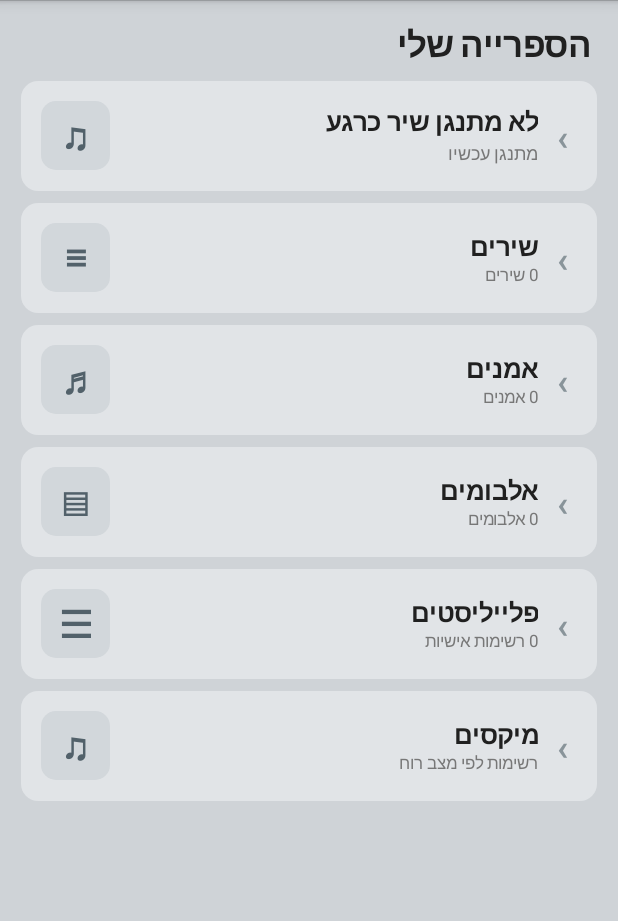
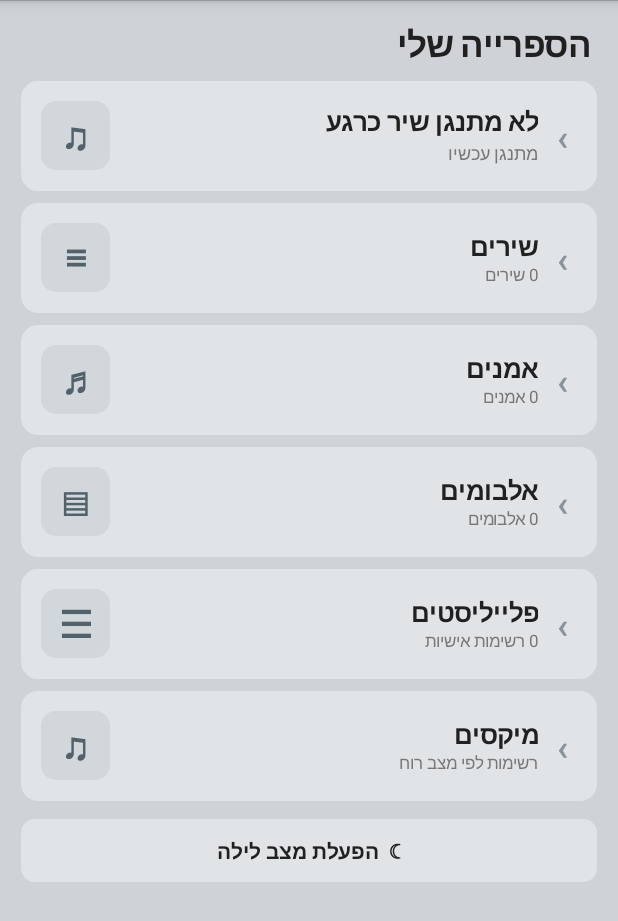
Before and after one commit to yedidyabc1000-stack/app, an Android app: the screen it shows after launch (MainActivity), on a phone screen of 412 x 824 dp. Shown: the top 921 px of the screen. Run offline under Robolectric (Android 15) with nearby library versions, the phone set to English and light mode, and no system bars.

Commit message:
Stabilize track transitions, speed startup and add night mode

```diff
--- a/NaganMusic44/app/build.gradle
+++ b/NaganMusic44/app/build.gradle
@@ -10,8 +10,8 @@ android {
         applicationId 'com.yedidyabc1000.nagan44'
         minSdk 19
         targetSdk 28
-        versionCode 35
-        versionName '2.6.2'
+        versionCode 36
+        versionName '2.6.3'
     }
 
     compileOptions {
--- a/NaganMusic44/app/src/main/java/com/yedidyabc1000/nagan44/MainActivity.java
+++ b/NaganMusic44/app/src/main/java/com/yedidyabc1000/nagan44/MainActivity.java
@@ -118,22 +118,23 @@ public class MainActivity extends Activity implements MediaPlayer.OnPreparedList
     private static final long CROSSFADE_MAX_MS = 4000L;
     private static final int REQUEST_IMPORT_PLAYLIST = 411;
     private static final int CUSTOM_PLAYLIST_BASE = 1000;
-    private static final int COLOR_DARK = 0xff252525;
-    private static final int COLOR_BAR = 0xff383838;
-    private static final int COLOR_ACCENT = 0xff00b9cc;
-    private static final int COLOR_BG = 0xffcfd3d7;
-    private static final int COLOR_ROW = 0xffe1e4e7;
-    private static final int COLOR_TEXT = 0xff202020;
-    private static final int COLOR_SUB = 0xff777777;
+    private int COLOR_DARK = 0xff252525;
+    private int COLOR_BAR = 0xff383838;
+    private int COLOR_ACCENT = 0xff00b9cc;
+    private int COLOR_BG = 0xffcfd3d7;
+    private int COLOR_ROW = 0xffe1e4e7;
+    private int COLOR_TEXT = 0xff202020;
+    private int COLOR_SUB = 0xff777777;
     private static final String PREFS = "nagan_player_stats";
+    private static final String NIGHT_MODE_KEY = "night_mode_enabled";
     private static final String LIBRARY_CACHE_KEY = "library_cache_v3";
     private static final int MOOD_TAG_READER_VERSION = 2;
     private static final int MAX_ARTWORK_SIZE = 2400;
     private static final String TAG = "NaganMusic44";
     static final String ACTION_APP_MEDIA_BUTTON = "com.yedidyabc1000.nagan44.ACTION_MEDIA_BUTTON";
     static final String EXTRA_MEDIA_KEY_CODE = "media_key_code";
-    private static final int COLOR_FOCUS = 0xffb7d2d6;
-    private static final int COLOR_FOCUS_PRESSED = 0xff9dbfc4;
+    private int COLOR_FOCUS = 0xffb7d2d6;
+    private int COLOR_FOCUS_PRESSED = 0xff9dbfc4;
 
     private final ArrayList<Song> allSongs = new ArrayList<Song>();
     private final ArrayList<Song> queue = new ArrayList<Song>();
@@ -221,6 +222,7 @@ public class MainActivity extends Activity implements MediaPlayer.OnPreparedList
     private int detailLevel = 0;
     private String detailTitle = "";
     private int selectedPosition = 0;
+    private boolean nightMode = false;
     private final ArrayList<BrowserNavigationState> navigationStack =
             new ArrayList<BrowserNavigationState>();
 
@@ -336,21 +338,44 @@ public class MainActivity extends Activity implements MediaPlayer.OnPreparedList
         getWindow().clearFlags(WindowManager.LayoutParams.FLAG_FULLSCREEN);
         getWindow().setSoftInputMode(WindowManager.LayoutParams.SOFT_INPUT_STATE_ALWAYS_HIDDEN);
         setVolumeControlStream(AudioManager.STREAM_MUSIC);
+        nightMode = getSharedPreferences(PREFS, MODE_PRIVATE).getBoolean(NIGHT_MODE_KEY, false);
+        applyThemePalette();
         registerMediaControls();
         handler.post(progressRunnable);
         loadUserPlaylists();
         if (hasStoragePermission()) {
-            ArrayList<Song> cachedSongs = readLibraryCache();
-            if (cachedSongs.size() > 0) {
-                reconcileLibrary(cachedSongs);
-                getSharedPreferences(PREFS, MODE_PRIVATE).edit()
-                        .putString(LIBRARY_CACHE_KEY, serializeLibraryCache(allSongs)).apply();
-                renderBrowser();
-                prepareBrowserEntriesCacheAsync(new ArrayList<Song>(cachedSongs));
-                scanMissingMoodTagsAsync();
-            } else {
-                loadLibraryAsync();
-            }
+            // Render the home shell immediately; cached library parsing happens off the UI thread.
+            loading = true;
+            renderBrowser();
+            final int startupToken = ++libraryLoadToken;
+            Thread cacheWorker = new Thread(new Runnable() {
+                @Override public void run() {
+                    final ArrayList<Song> cachedSongs = readLibraryCache();
+                    final HashMap<Integer, ArrayList<Entry>> preparedEntries =
+                            cachedSongs.size() == 0 ? new HashMap<Integer, ArrayList<Entry>>()
+                                    : prepareBaseBrowserEntries(cachedSongs);
+                    final HashMap<Integer, ArrayList<Song>> preparedMoodIndex =
+                            cachedSongs.size() == 0 ? new HashMap<Integer, ArrayList<Song>>()
+                                    : buildMoodMixIndex(cachedSongs);
+                    handler.post(new Runnable() {
+                        @Override public void run() {
+                            if (isFinishing() || startupToken != libraryLoadToken) return;
+                            if (cachedSongs.size() > 0) {
+                                reconcileLibrary(cachedSongs, preparedMoodIndex);
+                                browserEntriesCache.putAll(preparedEntries);
+                                loading = false;
+                                renderBrowser();
+                                scanMissingMoodTagsAsync();
+                            } else {
+                                // Keep the home screen visible while the first full scan runs.
+                                loadLibraryAsync(false);
+                            }
+                        }
+                    });
+                }
+            }, "nagan-cache-startup");
+            cacheWorker.setPriority(Thread.NORM_PRIORITY);
+            cacheWorker.start();
         } else {
             renderPermissionScreen();
         }
@@ -638,10 +663,11 @@ public class MainActivity extends Activity implements MediaPlayer.OnPreparedList
                 removeHiddenSongs(loadedSongs);
                 final String cacheJson = serializeLibraryCache(loadedSongs);
                 final HashMap<Integer, ArrayList<Entry>> preparedEntries = prepareBaseBrowserEntries(loadedSongs);
+                final HashMap<Integer, ArrayList<Song>> preparedMoodIndex = buildMoodMixIndex(loadedSongs);
                 runOnUiThread(new Runnable() {
                     @Override public void run() {
                         if (isFinishing() || token != libraryLoadToken) return;
-                        reconcileLibrary(loadedSongs);
+                        reconcileLibrary(loadedSongs, preparedMoodIndex);
                         browserEntriesCache.putAll(preparedEntries);
                         getSharedPreferences(PREFS, MODE_PRIVATE).edit()
                                 .putString(LIBRARY_CACHE_KEY, cacheJson).apply();
@@ -968,10 +994,10 @@ public class MainActivity extends Activity implements MediaPlayer.OnPreparedList
         }
     }
 
-    private void reconcileLibrary(ArrayList<Song> loadedSongs) {
-        // Re-apply the strict rule at the last shared point before any browser,
-        // artist, album, mix or playlist list can be built from this snapshot.
-        removeHiddenSongs(loadedSongs);
+    private void reconcileLibrary(ArrayList<Song> loadedSongs,
+                                   HashMap<Integer, ArrayList<Song>> preparedMoodIndex) {
+        // MediaStore scans and cache reads validate hidden paths on worker threads.
+        // Avoid repeating canonical filesystem checks on the UI thread.
         detailLevel = 0;
         detailTitle = "";
         navigationStack.clear();
@@ -982,7 +1008,8 @@ public class MainActivity extends Activity implements MediaPlayer.OnPreparedList
         moodTagScanToken++;
         moodTagScanRunning = false;
         allSongs.clear(); allSongs.addAll(loadedSongs);
-        moodMixIndex = buildMoodMixIndex(allSongs);
+        moodMixIndex = preparedMoodIndex == null
+                ? buildMoodMixIndex(allSongs) : preparedMoodIndex;
         libraryRevision++;
         tabLoadToken++;
         browserEntriesCache.clear();
@@ -1025,8 +1052,8 @@ public class MainActivity extends Activity implements MediaPlayer.OnPreparedList
         StateListDrawable selector = new StateListDrawable();
         selector.addState(new int[]{android.R.attr.state_pressed}, new ColorDrawable(COLOR_FOCUS_PRESSED));
         selector.addState(new int[]{android.R.attr.state_focused}, new ColorDrawable(COLOR_FOCUS));
-        selector.addState(new int[]{android.R.attr.state_selected}, new ColorDrawable(0xfff8f8f8));
-        selector.addState(new int[]{}, new ColorDrawable(0xffdddddd));
+        selector.addState(new int[]{android.R.attr.state_selected}, new ColorDrawable(COLOR_ROW));
+        selector.addState(new int[]{}, new ColorDrawable(COLOR_BG));
         return selector;
     }
 
@@ -1062,19 +1089,70 @@ public class MainActivity extends Activity implements MediaPlayer.OnPreparedList
                         renderNowPlaying();
                     }
                 });
-        addHomeRow(page, "שירים", "", allSongs.size() + " שירים", "≡", compact, compactRowHeight,
-                new Runnable() { @Override public void run() { openHomeCategory(TAB_SONGS, "שירים"); } });
-        addHomeRow(page, "אמנים", "", artistIndex().size() + " אמנים", "♬", compact, compactRowHeight,
-                new Runnable() { @Override public void run() { openHomeCategory(TAB_ARTISTS, "אמנים"); } });
-        addHomeRow(page, "אלבומים", "", albumGroups(allSongs).size() + " אלבומים", "▤", compact, compactRowHeight,
-                new Runnable() { @Override public void run() { openHomeCategory(TAB_ALBUMS, "אלבומים"); } });
+        addHomeRow(page, "שירים", "", loading ? "טוען ספרייה..." : allSongs.size() + " שירים", "≡", compact, compactRowHeight,
+                new Runnable() { @Override public void run() { if (!loading) openHomeCategory(TAB_SONGS, "שירים"); } });
+        ArrayList<Entry> cachedArtists = browserEntriesCache.get(TAB_ARTISTS);
+        ArrayList<Entry> cachedAlbums = browserEntriesCache.get(TAB_ALBUMS);
+        addHomeRow(page, "אמנים", "", loading && cachedArtists == null ? "טוען..." :
+                (cachedArtists == null ? 0 : cachedArtists.size()) + " אמנים", "♬", compact, compactRowHeight,
+                new Runnable() { @Override public void run() { if (!loading) openHomeCategory(TAB_ARTISTS, "אמנים"); } });
+        addHomeRow(page, "אלבומים", "", loading && cachedAlbums == null ? "טוען..." :
+                (cachedAlbums == null ? 0 : cachedAlbums.size()) + " אלבומים", "▤", compact, compactRowHeight,
+                new Runnable() { @Override public void run() { if (!loading) openHomeCategory(TAB_ALBUMS, "אלבומים"); } });
         addHomeRow(page, "פלייליסטים", "", customPlaylists.size() + " רשימות אישיות", "☰", compact, compactRowHeight,
                 new Runnable() { @Override public void run() { openHomeCategory(TAB_PLAYLISTS, "פלייליסטים"); } });
         addHomeRow(page, "מיקסים", "", "רשימות לפי מצב רוח", "♫", compact, compactRowHeight,
-                new Runnable() { @Override public void run() { openHomeCategory(TAB_MIXES, "מיקסים"); } });
+                new Runnable() { @Override public void run() { if (!loading) openHomeCategory(TAB_MIXES, "מיקסים"); } });
+        addNightModeRow(page);
 
         root.addView(page, new LinearLayout.LayoutParams(-1, 0, 1f));
         setContentView(root);
+    }
+
+    private void addNightModeRow(LinearLayout page) {
+        TextView toggle = text(nightMode ? "☀  מעבר למצב יום" : "☾  הפעלת מצב לילה",
+                14, COLOR_TEXT, true);
+        toggle.setGravity(Gravity.CENTER);
+        toggle.setBackgroundDrawable(roundRect(COLOR_ROW, 9));
+        toggle.setFocusable(true);
+        toggle.setClickable(true);
+        LinearLayout.LayoutParams params = new LinearLayout.LayoutParams(-1, dp(42));
+        params.setMargins(0, dp(4), 0, dp(2));
+        page.addView(toggle, params);
+        toggle.setOnClickListener(new View.OnClickListener() {
+            @Override public void onClick(View view) {
+                nightMode = !nightMode;
+                getSharedPreferences(PREFS, MODE_PRIVATE).edit()
+                        .putBoolean(NIGHT_MODE_KEY, nightMode).apply();
+                applyThemePalette();
+                if (showingNowPlaying && activeTab == TAB_NOW_PLAYING) renderNowPlaying();
+                else renderBrowser();
+            }
+        });
+    }
+
+    private void applyThemePalette() {
+        if (nightMode) {
+            COLOR_DARK = 0xff171717;
+            COLOR_BAR = 0xff242424;
+            COLOR_ACCENT = 0xffbdbdbd;
+            COLOR_BG = 0xff303030;
+            COLOR_ROW = 0xff414141;
+            COLOR_TEXT = 0xfff5f5f5;
+            COLOR_SUB = 0xffc4c4c4;
+            COLOR_FOCUS = 0xff575757;
+            COLOR_FOCUS_PRESSED = 0xff686868;
+        } else {
+            COLOR_DARK = 0xff252525;
+            COLOR_BAR = 0xff383838;
+            COLOR_ACCENT = 0xff00b9cc;
+            COLOR_BG = 0xffcfd3d7;
+            COLOR_ROW = 0xffe1e4e7;
+            COLOR_TEXT = 0xff202020;
+            COLOR_SUB = 0xff777777;
+            COLOR_FOCUS = 0xffb7d2d6;
+            COLOR_FOCUS_PRESSED = 0xff9dbfc4;
+        }
     }
 
     private void addHomeRow(LinearLayout page, String title, String subtitle, String detail,
@@ -1223,7 +1301,7 @@ public class MainActivity extends Activity implements MediaPlayer.OnPreparedList
             search.setTextColor(COLOR_TEXT);
             search.setHintTextColor(COLOR_SUB);
             search.setPadding(dp(12), 0, dp(12), 0);
-            search.setBackgroundDrawable(roundRect(0xffffffff, 7));
+            search.setBackgroundDrawable(roundRect(COLOR_ROW, 7));
             LinearLayout.LayoutParams searchParams = new LinearLayout.LayoutParams(-1, dp(46));
             searchParams.setMargins(dp(8), dp(7), dp(8), dp(7));
             browserContent.addView(search, searchParams);
@@ -2137,12 +2215,9 @@ public class MainActivity extends Activity implements MediaPlayer.OnPreparedList
         showingNowPlaying = true;
         shuffleButton = null;
         repeatButton = null;
-        Drawable previousBackground = nowPlayingRoot == null ? null : nowPlayingRoot.getBackground();
-        Drawable previousArtwork = nowArt == null ? null : nowArt.getDrawable();
         nowPlayingRoot = new LinearLayout(this);
         nowPlayingRoot.setOrientation(LinearLayout.VERTICAL);
-        if (previousBackground != null) nowPlayingRoot.setBackgroundDrawable(previousBackground);
-        else nowPlayingRoot.setBackgroundColor(COLOR_BG);
+        nowPlayingRoot.setBackgroundColor(COLOR_BG);
 
         // Fixed layout. Artwork leaves enough room for the timeline and controls.
         // after the song details, timeline and transport controls are placed.
@@ -2156,9 +2231,7 @@ public class MainActivity extends Activity implements MediaPlayer.OnPreparedList
         nowArt.setScaleType(ImageView.ScaleType.FIT_CENTER);
         nowArt.setScaleX(isPlaying() ? 1f : 0.94f);
         nowArt.setScaleY(isPlaying() ? 1f : 0.94f);
-        // Reuse the previous cover while the next track artwork loads.
-        if (previousArtwork != null) nowArt.setImageDrawable(previousArtwork);
-        else nowArt.setImageResource(R.drawable.albumart_mp_unknown_new);
+        nowArt.setImageResource(R.drawable.albumart_mp_unknown_new);
         artHolder.setBackgroundColor(COLOR_BG);
         artHolder.addView(nowArt, new FrameLayout.LayoutParams(-1, -1, Gravity.CENTER));
         LinearLayout.LayoutParams artParams = new LinearLayout.LayoutParams(-1, 0, 1.02f);
@@ -2250,6 +2323,26 @@ public class MainActivity extends Activity implements MediaPlayer.OnPreparedList
 
         nowPlayingRoot.addView(content, new LinearLayout.LayoutParams(-1, 0, 1f));
         setContentView(nowPlayingRoot);
+        loadArtworkAsync(currentSong, nowArt);
+        updatePlayerButtons();
+    }
+
+    /** Update the existing player screen in place when the track changes. */
+    private void updateNowPlayingForCurrentTrack() {
+        if (nowPlayingRoot == null || nowArt == null) {
+            renderNowPlaying();
+            return;
+        }
+        if (nowTitle != null) nowTitle.setText(currentSong == null ? "אין שיר נבחר" : displaySongTitle(currentSong.title));
+        if (nowArtist != null) nowArtist.setText(currentSong == null ? "" : currentSong.artist);
+        int duration = safeDuration();
+        if (seekBar != null) {
+            userSeeking = false;
+            seekBar.setMax(Math.max(1, duration));
+            updateSeekBarTimeline(0, duration);
+        }
+        if (elapsedText != null) elapsedText.setText("0:00");
+        if (durationText != null) durationText.setText(formatTime(duration));
         loadArtworkAsync(currentSong, nowArt);
         updatePlayerButtons();
     }
@@ -2598,29 +2691,28 @@ public class MainActivity extends Activity implements MediaPlayer.OnPreparedList
         angledShape.close();
         canvas.drawPath(angledShape, decoration);
 
-        // A soft dark panel improves readability on both colours.
-        Paint textPanel = new Paint(Paint.ANTI_ALIAS_FLAG);
-        textPanel.setShader(new LinearGradient(0f, 220f, 0f, 545f,
-                new int[]{0x00030a13, 0x50030a13, 0x50030a13, 0x00030a13},
-                new float[]{0f, 0.16f, 0.84f, 1f}, Shader.TileMode.CLAMP));
-        canvas.drawRoundRect(new RectF(34f, 210f, size - 34f, 552f), 30f, 30f, textPanel);
-
         float[] titleHsv = new float[]{hueA, 0.42f, 1f};
         int titleColor = android.graphics.Color.HSVToColor(titleHsv);
         float[] artistHsv = new float[]{hueB, 0.52f, 1f};
         int artistColor = android.graphics.Color.HSVToColor(artistHsv);
 
+        String[] fontFamilies = new String[]{"sans-serif", "sans-serif-condensed",
+                "serif", "casual", "cursive"};
+        int fontSeed = (int) (seed ^ (seed >>> 32));
+        String titleFamily = fontFamilies[Math.abs(fontSeed % fontFamilies.length)];
+        String artistFamily = fontFamilies[Math.abs((fontSeed + 3) % fontFamilies.length)];
+
         TextPaint titlePaint = new TextPaint(Paint.ANTI_ALIAS_FLAG);
         titlePaint.setColor(titleColor);
-        titlePaint.setTypeface(Typeface.create("sans-serif", Typeface.BOLD));
-        titlePaint.setTextSize(title.length() > 48 ? 61f : (title.length() > 28 ? 74f : 88f));
-        titlePaint.setShadowLayer(17f, 0f, 5f, 0xb0000000);
+        titlePaint.setTypeface(Typeface.create(titleFamily, Typeface.BOLD));
+        titlePaint.setTextSize(title.length() > 48 ? 72f : (title.length() > 28 ? 86f : 100f));
+        titlePaint.setShadowLayer(9f, 0f, 3f, 0x88000000);
 
         TextPaint artistPaint = new TextPaint(Paint.ANTI_ALIAS_FLAG);
         artistPaint.setColor(artistColor);
-        artistPaint.setTypeface(Typeface.create("sans-serif", Typeface.BOLD));
-        artistPaint.setTextSize(46f);
-        artistPaint.setShadowLayer(11f, 0f, 3f, 0xa0000000);
+        artistPaint.setTypeface(Typeface.create(artistFamily, Typeface.BOLD));
+        artistPaint.setTextSize(54f);
+        artistPaint.setShadowLayer(7f, 0f, 2f, 0x77000000);
 
         int textWidth = size - 112;
         StaticLayout titleLayout = new StaticLayout(title, titlePaint, textWidth,
@@ -3278,9 +3370,12 @@ public class MainActivity extends Activity implements MediaPlayer.OnPreparedList
             return;
         }
 
+        boolean reusePlayerScreen = showingNowPlaying && activeTab == TAB_NOW_PLAYING
+                && nowPlayingRoot != null && nowArt != null;
         showingNowPlaying = true;
         try {
-            renderNowPlaying();
+            if (reusePlayerScreen) updateNowPlayingForCurrentTrack();
+            else renderNowPlaying();
         } catch (RuntimeException error) {
             Log.e(TAG, "Could not render now-playing screen", error);
             // Audio remains independent from the artwork and player UI.
@@ -3497,8 +3592,14 @@ public class MainActivity extends Activity implements MediaPlayer.OnPreparedList
             try { old.release(); } catch (Exception ignored) { }
         }
         resetListenTracker();
-        if (activeTab == TAB_NOW_PLAYING || showingNowPlaying) renderNowPlaying();
-        else { updateMiniPlayerText(); updatePlayerButtons(); }
+        if (activeTab == TAB_NOW_PLAYING && showingNowPlaying && nowPlayingRoot != null && nowArt != null) {
+            updateNowPlayingForCurrentTrack();
+        } else if (showingNowPlaying) {
+            renderNowPlaying();
+        } else {
+            updateMiniPlayerText();
+            updatePlayerButtons();
+        }
         prepareNextPlayer();
     }
 
```
Also changed, not shown: 1 other file.
